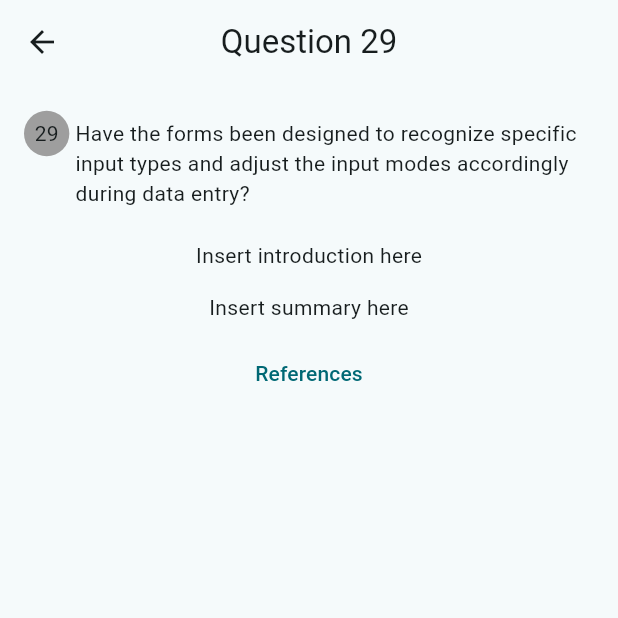
After one commit to marek-jakub/usable_design, a Flutter app: the QuestionTwentyNine screen opened by its route, on a phone screen of 412 x 824 dp, the top half of it. The commit adds this screen. Run offline on Flutter 3.47's test engine with Material 3 defaults, Android fonts, the phone set to English and light mode, and no system bars.

Commit message:
Prepare screen for question 29.

```diff
--- a/lib/router/route_generator.dart
+++ b/lib/router/route_generator.dart
@@ -10,9 +10,12 @@ class RouteGenerator {
       case '/':
         return MaterialPageRoute(
             settings: settings, builder: (_) => const QuestionListScreen());
+      case '/question_29':
+        return MaterialPageRoute(
+            settings: settings, builder: (_) => const QuestionTwentyNine());
       case '/question_30':
         return MaterialPageRoute(
-            settings: settings, builder: (_) => const QuestionThirtyScreen());
+            settings: settings, builder: (_) => const QuestionThirty());
       case '/references':
         return MaterialPageRoute(
             settings: settings, builder: (_) => const ReferencesScreen());
--- /dev/null
+++ b/lib/screens/question_29/question_29_screen.dart
@@ -0,0 +1,72 @@
+import 'package:flutter/material.dart';
+
+import '../../data/questions.dart' as uq;
+
+class QuestionTwentyNine extends StatefulWidget {
+  const QuestionTwentyNine({Key? key}) : super(key: key);
+
+  @override
+  State<QuestionTwentyNine> createState() => _QuestionTwentyNineState();
+}
+
+class _QuestionTwentyNineState extends State<QuestionTwentyNine> {
+  @override
+  Widget build(BuildContext context) {
+    return Scaffold(
+      appBar: AppBar(
+        centerTitle: true,
+        title: const Text('Question 29'),
+      ),
+      body: SingleChildScrollView(
+        child: Column(
+          children: [
+            Padding(
+              padding: const EdgeInsets.all(16.0),
+              child: Row(
+                mainAxisAlignment: MainAxisAlignment.start,
+                crossAxisAlignment: CrossAxisAlignment.start,
+                children: [
+                  Container(
+                    decoration: const BoxDecoration(
+                        shape: BoxShape.circle, color: Colors.grey),
+                    margin: const EdgeInsets.fromLTRB(0, 0, 4, 0),
+                    padding: const EdgeInsets.all(7),
+                    child: const Text('29'),
+                  ),
+                  Expanded(
+                    child: Padding(
+                      padding: const EdgeInsets.fromLTRB(0, 7, 0, 0),
+                      child: Text.rich(
+                        TextSpan(
+                          text: uq.UsabilityQuestions().getQuestions[28],
+                        ),
+                      ),
+                    ),
+                  ),
+                ],
+              ),
+            ),
+            const Padding(
+              padding: EdgeInsets.fromLTRB(14, 5, 14, 10),
+              child: Text(
+                'Insert introduction here',
+                textAlign: TextAlign.justify,
+              ),
+            ),
+            const Padding(
+              padding: EdgeInsets.fromLTRB(14, 5, 14, 10),
+              child: Text(
+                'Insert summary here',
+                textAlign: TextAlign.justify,
+              ),
+            ),
+            TextButton(
+              onPressed: () => Navigator.pushNamed(context, '/references'),
+              child: const Text('References'),
+            ),
+          ],
+        ),
+      ),
+    );
+  }
+}
--- a/lib/screens/question_30/question_30_screen.dart
+++ b/lib/screens/question_30/question_30_screen.dart
@@ -4,14 +4,14 @@ import '../../data/europe.dart';
 
 import 'state_dropdown_field.dart';
 
-class QuestionThirtyScreen extends StatefulWidget {
-  const QuestionThirtyScreen({Key? key}) : super(key: key);
+class QuestionThirty extends StatefulWidget {
+  const QuestionThirty({Key? key}) : super(key: key);
 
   @override
-  State<QuestionThirtyScreen> createState() => _QuestionThirtyScreenState();
+  State<QuestionThirty> createState() => _QuestionThirtyState();
 }
 
-class _QuestionThirtyScreenState extends State<QuestionThirtyScreen> {
+class _QuestionThirtyState extends State<QuestionThirty> {
   // EU member checkbox value
   bool _euMember = false;
 
--- a/lib/screens/screens.dart
+++ b/lib/screens/screens.dart
@@ -1,3 +1,4 @@
+export 'question_29/question_29_screen.dart';
 export 'question_30/question_30_screen.dart';
 export 'references_screen.dart';
 export 'welcome_screen.dart';
```
